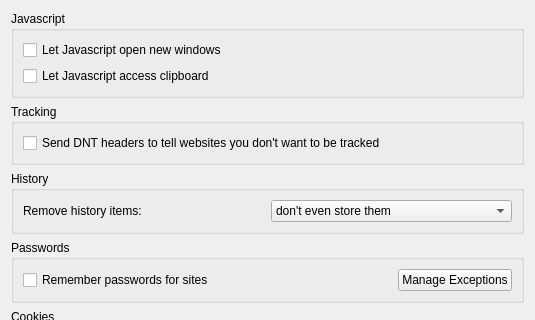
Before: the Qt Designer form src/settings/settings_privacy.ui in KDE/rekonq, drawn with Qt 5; both pictures show x 0 to 535 and y 0 to 320 of the 535 by 520 pixel window.
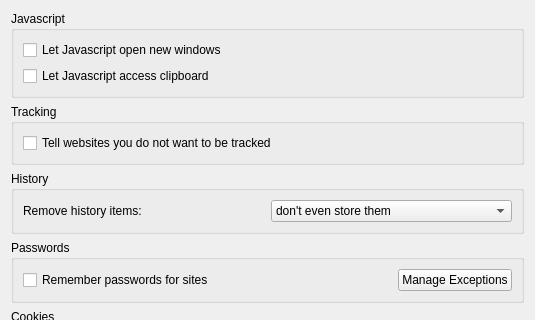
After: the same form once the commit is applied. Icons and pictures are not drawn.

Commit message: Tirtha's string suggestion about DNT header settings

The edit to the form file:
```diff
--- a/src/settings/settings_privacy.ui
+++ b/src/settings/settings_privacy.ui
@@ -43,7 +43,7 @@
       <item>
        <widget class="QCheckBox" name="doNotTrackCheckBox">
         <property name="text">
-         <string>Send DNT headers to tell websites you don't want to be tracked</string>
+         <string>Tell websites you do not want to be tracked</string>
         </property>
        </widget>
       </item>
```
